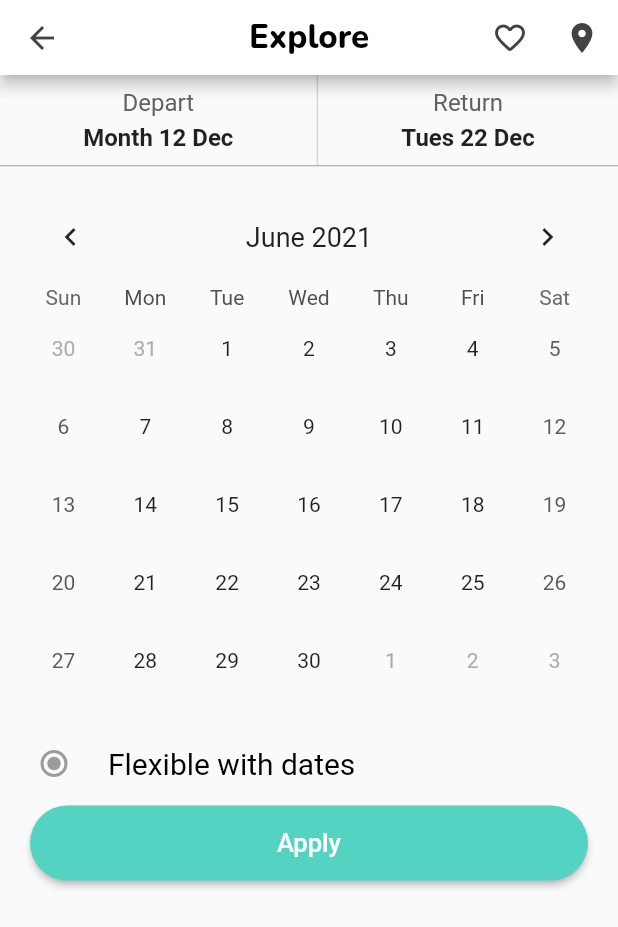
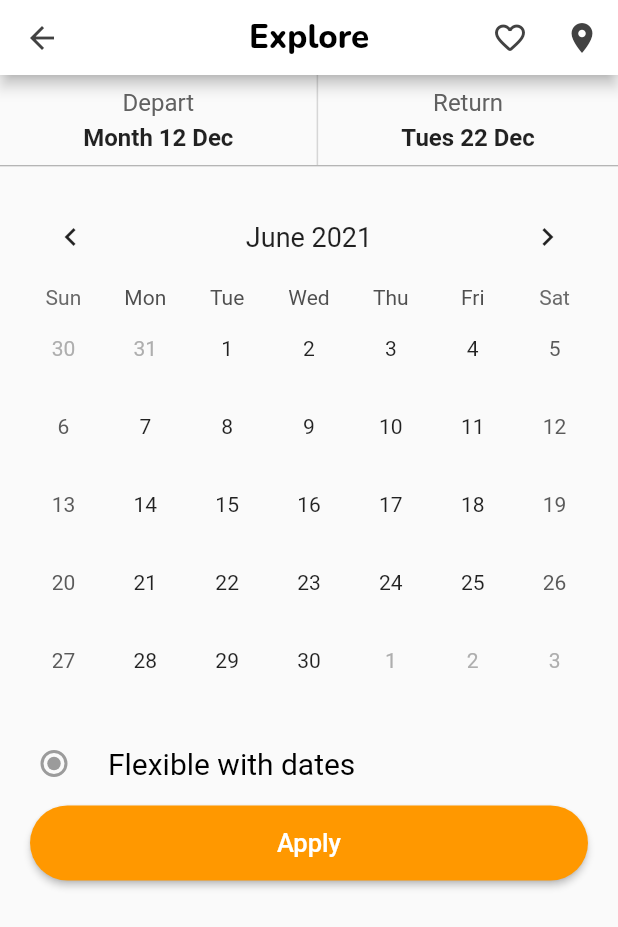
Before and after one commit to jecode93/hotels-UI-using-flutter, a Flutter app: the screen it shows after launch, after a tap on the "search" icon, on a phone screen of 412 x 824 dp. Shown: the top 927 px of the screen. Run offline on Flutter 3.47's test engine with Material 2 defaults, Android fonts, the phone set to English and light mode, and no system bars; drawn by our look-alikes of table_calendar; our stand-ins replace google_fonts.

Commit message:
Change color to orange and change color name from d_green to d_orange

```diff
--- a/lib/calendar_page.dart
+++ b/lib/calendar_page.dart
@@ -6,7 +6,7 @@ final kNow = DateTime.now();
 final kFirstDay = DateTime(kNow.year, kNow.month - 3, kNow.day);
 final kLastDay = DateTime(kNow.year, kNow.month + 3, kNow.day);
 
-const d_green = Color(0xFF54D3C2);
+const d_orange = Colors.orange;
 
 class CalendarPage extends StatelessWidget {
   @override
@@ -174,9 +174,9 @@ class _CalendarRangeState extends State<CalendarRange> {
         ),
         calendarStyle: CalendarStyle(
           isTodayHighlighted: false,
-          rangeHighlightColor: d_green,
+          rangeHighlightColor: d_orange,
           rangeStartDecoration: BoxDecoration(
-            color: d_green,
+            color: d_orange,
             shape: BoxShape.circle,
             border: Border.fromBorderSide(
               BorderSide(
@@ -190,7 +190,7 @@ class _CalendarRangeState extends State<CalendarRange> {
             color: Colors.white,
           ),
           rangeEndDecoration: BoxDecoration(
-            color: d_green,
+            color: d_orange,
             shape: BoxShape.circle,
             border: Border.fromBorderSide(
               BorderSide(
@@ -247,7 +247,7 @@ class ValidateBookingSection extends StatelessWidget {
       children: [
         RadioListTile(
           value: selectedRadio,
-          activeColor: d_green,
+          activeColor: d_orange,
           groupValue: selectedRadio,
           selected: true,
           title: Text(
@@ -268,7 +268,7 @@ class ValidateBookingSection extends StatelessWidget {
               style: TextStyle(fontSize: 17),
             ),
             style: ElevatedButton.styleFrom(
-              primary: d_green,
+              primary: d_orange,
               padding: EdgeInsets.all(15),
               shape: RoundedRectangleBorder(
                 borderRadius: BorderRadius.circular(30.0),
--- a/lib/main.dart
+++ b/lib/main.dart
@@ -2,7 +2,7 @@ import 'package:flutter/material.dart';
 import 'package:google_fonts/google_fonts.dart';
 import 'package:hotels/calendar_page.dart';
 
-const d_green = Color(0xFF54D3C2);
+const d_orange = Colors.orange;
 
 void main() {
   runApp(MyApp());
@@ -117,9 +117,9 @@ class SearchSection extends StatelessWidget {
                 width: 10,
               ),
               Container(
-                padding: EdgeInsets.all(3),
+                padding: EdgeInsets.all(2),
                 decoration: BoxDecoration(
-                  color: d_green,
+                  color: d_orange,
                   borderRadius: BorderRadius.circular(50),
                   boxShadow: [
                     BoxShadow(
@@ -144,7 +144,7 @@ class SearchSection extends StatelessWidget {
                   ),
                   style: ElevatedButton.styleFrom(
                     shape: CircleBorder(),
-                    primary: d_green,
+                    primary: d_orange,
                   ),
                 ),
               )
@@ -281,7 +281,7 @@ class HotelSection extends StatelessWidget {
                         icon: Icon(
                           Icons.sort_outlined,
                           size: 30,
-                          color: d_green,
+                          color: d_orange,
                         ),
                         onPressed: () {},
                       ),
@@ -348,7 +348,7 @@ class HotelCard extends StatelessWidget {
                       onPressed: () {},
                       child: Icon(
                         Icons.favorite_outline_rounded,
-                        color: d_green,
+                        color: d_orange,
                         size: 20,
                       ),
                     ))
@@ -400,7 +400,7 @@ class HotelCard extends StatelessWidget {
                         children: [
                           Icon(
                             Icons.place,
-                            color: d_green,
+                            color: d_orange,
                             size: 14,
                           ),
                           Text(
@@ -431,27 +431,27 @@ class HotelCard extends StatelessWidget {
                   children: [
                     Icon(
                       Icons.star_rate,
-                      color: d_green,
+                      color: d_orange,
                       size: 14,
                     ),
                     Icon(
                       Icons.star_rate,
-                      color: d_green,
+                      color: d_orange,
                       size: 14,
                     ),
                     Icon(
                       Icons.star_rate,
-                      color: d_green,
+                      color: d_orange,
                       size: 14,
                     ),
                     Icon(
                       Icons.star_rate,
-                      color: d_green,
+                      color: d_orange,
                       size: 14,
                     ),
                     Icon(
                       Icons.star_border,
-                      color: d_green,
+                      color: d_orange,
                       size: 14,
                     ),
                   ],
```
